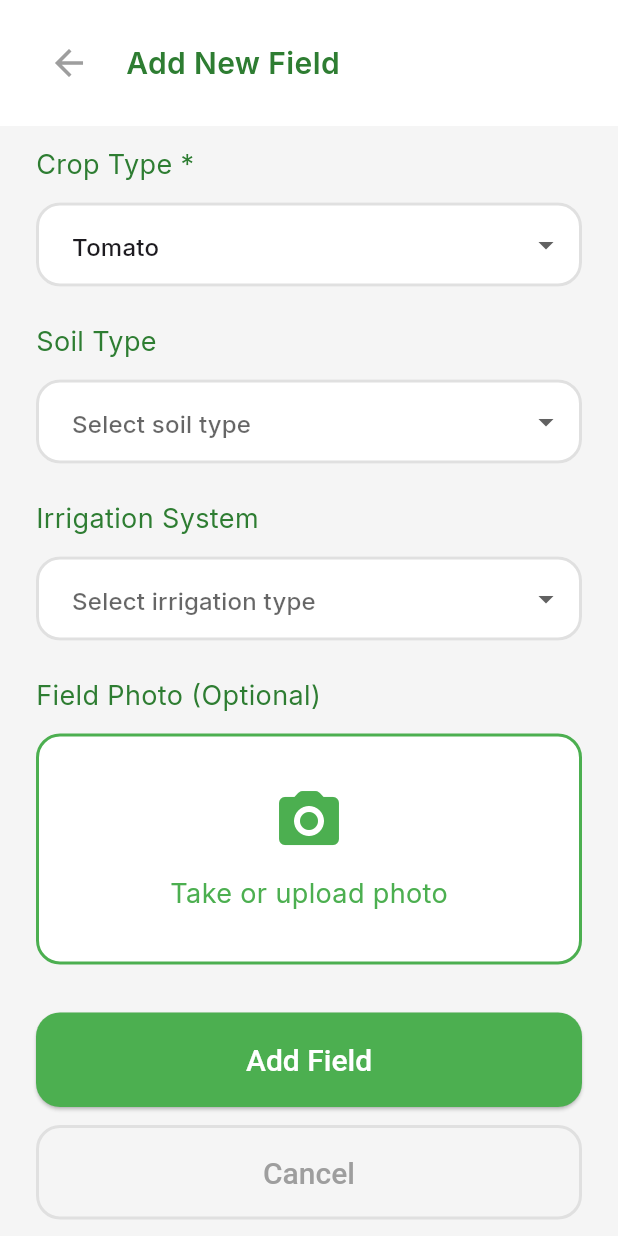
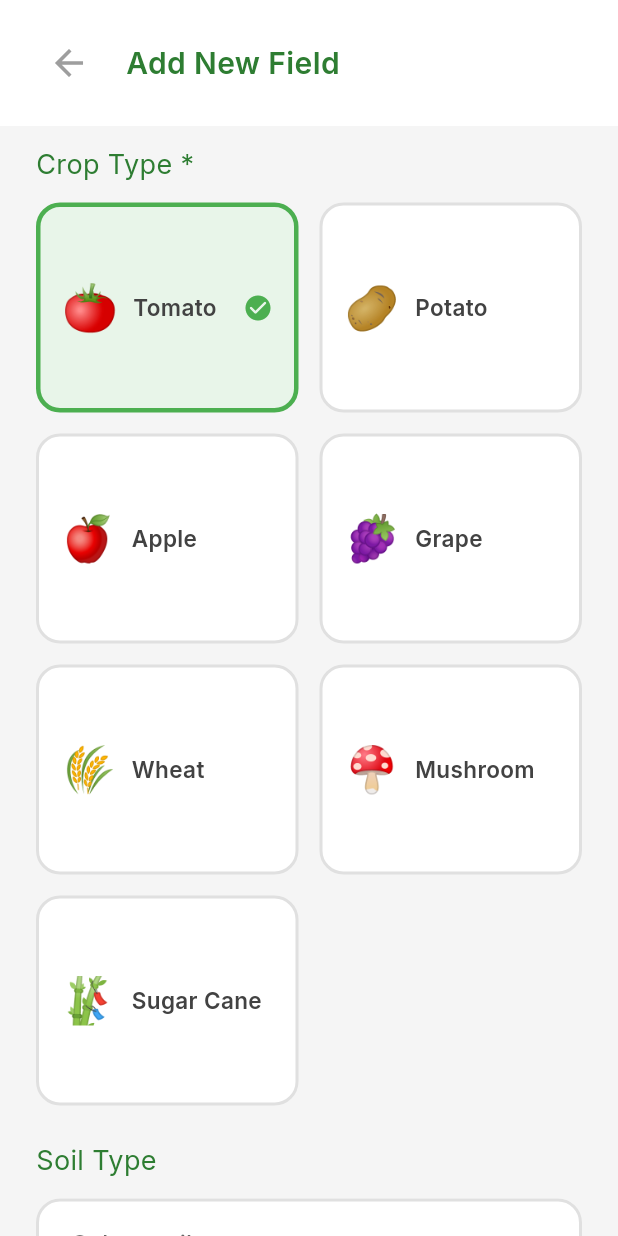
Before and after one commit to nourrosama/AgriLens, a Flutter app: the AddFieldScreen screen opened by its route, scrolled down 576 dp, on a phone screen of 412 x 824 dp. Run offline on Flutter 3.47's test engine with Material 3 defaults, Android fonts, the phone set to English and light mode, and no system bars; our stand-ins replace camera, flutter_map, geolocator, go_router, google_fonts, image_picker and 3 more; missing offline and left inert: dart:html; accounts and stored records are empty; network calls fail; project files that could hold a hidden picture were left out.

Commit message:
Expand mobile crop selection options

```diff
--- a/mobile-app/lib/core/crop_provider.dart
+++ b/mobile-app/lib/core/crop_provider.dart
@@ -1,4 +1,4 @@
-import 'package:flutter/foundation.dart';
+import 'package:flutter/material.dart';
 import 'package:shared_preferences/shared_preferences.dart';
 
 class CropInfo {
@@ -6,20 +6,80 @@ class CropInfo {
   final String labelEn;
   final String labelAr;
   final String emoji;
+  final IconData icon;
+  final Color color;
+  final bool scanEnabled;
 
   const CropInfo({
     required this.value,
     required this.labelEn,
     required this.labelAr,
     required this.emoji,
+    required this.icon,
+    required this.color,
+    this.scanEnabled = true,
   });
 }
 
 class CropProvider extends ChangeNotifier {
   static const List<CropInfo> crops = [
-    CropInfo(value: 'tomato', labelEn: 'Tomato', labelAr: 'Tomato', emoji: 'T'),
-    CropInfo(value: 'potato', labelEn: 'Potato', labelAr: 'Potato', emoji: 'P'),
-    CropInfo(value: 'apple', labelEn: 'Apple', labelAr: 'Apple', emoji: 'A'),
+    CropInfo(
+      value: 'tomato',
+      labelEn: 'Tomato',
+      labelAr: 'طماطم',
+      emoji: '🍅',
+      icon: Icons.local_florist_rounded,
+      color: Color(0xFFE53935),
+    ),
+    CropInfo(
+      value: 'potato',
+      labelEn: 'Potato',
+      labelAr: 'بطاطس',
+      emoji: '🥔',
+      icon: Icons.eco_rounded,
+      color: Color(0xFF8D6E63),
+    ),
+    CropInfo(
+      value: 'apple',
+      labelEn: 'Apple',
+      labelAr: 'تفاح',
+      emoji: '🍎',
+      icon: Icons.apple_rounded,
+      color: Color(0xFFD81B60),
+    ),
+    CropInfo(
+      value: 'grape',
+      labelEn: 'Grape',
+      labelAr: 'عنب',
+      emoji: '🍇',
+      icon: Icons.bubble_chart_rounded,
+      color: Color(0xFF7B1FA2),
+    ),
+    CropInfo(
+      value: 'wheat',
+      labelEn: 'Wheat',
+      labelAr: 'قمح',
+      emoji: '🌾',
+      icon: Icons.grass_rounded,
+      color: Color(0xFFD4A017),
+    ),
+    CropInfo(
+      value: 'mushroom',
+      labelEn: 'Mushroom',
+      labelAr: 'فطر',
+      emoji: '🍄',
+      icon: Icons.spa_rounded,
+      color: Color(0xFF6D4C41),
+    ),
+    CropInfo(
+      value: 'sugarCane',
+      labelEn: 'Sugar Cane',
+      labelAr: 'قصب السكر',
+      emoji: '🎋',
+      icon: Icons.grass_rounded,
+      color: Color(0xFF43A047),
+      scanEnabled: false,
+    ),
   ];
 
   String _selectedCrop = '';
--- a/mobile-app/lib/core/language_provider.dart
+++ b/mobile-app/lib/core/language_provider.dart
@@ -166,7 +166,6 @@ const Map<String, Map<String, String>> _translations = {
         'This action cannot be undone. All field data will be permanently removed.',
     'addField.confirmDelete': 'Yes, Delete Field',
     'addField.required': 'Required',
-    'crops.wheat': 'Wheat',
     'crops.rice': 'Rice',
     'crops.corn': 'Corn',
     'crops.tomato': 'Tomato',
@@ -175,6 +174,10 @@ const Map<String, Map<String, String>> _translations = {
     'crops.potatoes': 'Potatoes',
     'crops.apple': 'Apple',
     'crops.apples': 'Apples',
+    'crops.grape': 'Grape',
+    'crops.wheat': 'Wheat',
+    'crops.mushroom': 'Mushroom',
+    'crops.sugarCane': 'Sugar Cane',
     'crops.sweetPotato': 'Sweet Potato',
     'crops.cotton': 'Cotton',
     'crops.onion': 'Onion',
@@ -220,6 +223,9 @@ const Map<String, Map<String, String>> _translations = {
     'scan.selectCrop': 'Select Your Crop',
     'scan.selectCropDesc':
         'Choose the crop you want to scan for better accuracy',
+    'scan.comingSoon': 'Coming soon',
+    'scan.cropComingSoon':
+        '{crop} scanning is coming soon. You can still add it to fields.',
     'scan.noResults': 'No disease detected',
     'scan.healthy': 'Plant appears healthy',
     'disease.overview': 'Overview',
@@ -530,6 +536,11 @@ const Map<String, Map<String, String>> _translations = {
     'crops.tomatoes': 'طماطم',
     'crops.potato': 'بطاطس',
     'crops.potatoes': 'بطاطس',
+    'crops.apple': 'تفاح',
+    'crops.apples': 'تفاح',
+    'crops.grape': 'عنب',
+    'crops.mushroom': 'فطر',
+    'crops.sugarCane': 'قصب السكر',
     'crops.sweetPotato': 'بطاطا حلوة',
     'crops.cotton': 'قطن',
     'crops.onion': 'بصل',
@@ -574,6 +585,9 @@ const Map<String, Map<String, String>> _translations = {
     'scan.saveToField': 'حفظ للحقل',
     'scan.selectCrop': 'اختر محصولك',
     'scan.selectCropDesc': 'اختر المحصول الذي تريد فحصه للحصول على دقة أعلى',
+    'scan.comingSoon': 'قريباً',
+    'scan.cropComingSoon':
+        'فحص {crop} سيكون متاحاً قريباً. يمكنك إضافته إلى الحقول الآن.',
     'scan.noResults': 'لم يتم اكتشاف أي أمراض',
     'scan.healthy': 'يبدو النبات صحياً',
     'disease.overview': 'نظرة عامة',
--- a/mobile-app/lib/screens/add_field_screen.dart
+++ b/mobile-app/lib/screens/add_field_screen.dart
@@ -7,6 +7,7 @@ import 'package:provider/provider.dart';
 import 'package:agrilens/core/theme.dart';
 import 'package:agrilens/core/language_provider.dart';
 import 'package:agrilens/core/fields_provider.dart';
+import 'package:agrilens/core/crop_provider.dart';
 
 class AddFieldScreen extends StatefulWidget {
   const AddFieldScreen({super.key});
@@ -200,22 +201,7 @@ class _AddFieldScreenState extends State<AddFieldScreen> {
                         ),
                       ),
                       const SizedBox(height: 24),
-                      _dropdown(
-                        lang.t('addField.cropType'),
-                        lang.t('addField.selectCrop'),
-                        _cropType,
-                        [
-                          for (final c in ['tomato', 'potato', 'apple'])
-                            DropdownMenuItem(
-                              value: c,
-                              child: Text(
-                                c == 'apple' ? 'Apple' : lang.t('crops.$c'),
-                              ),
-                            ),
-                        ],
-                        (v) => setState(() => _cropType = v),
-                        required: true,
-                      ),
+                      _cropGrid(lang),
                       const SizedBox(height: 24),
                       _dropdown(
                         lang.t('addField.soilType'),
@@ -343,6 +329,70 @@ class _AddFieldScreenState extends State<AddFieldScreen> {
           ],
         ),
       ),
+    );
+  }
+
+  Widget _cropGrid(LanguageProvider lang) {
+    return Column(
+      crossAxisAlignment: CrossAxisAlignment.start,
+      children: [
+        Text(
+          '${lang.t('addField.cropType')} *',
+          style: const TextStyle(color: AppColors.primaryDark, fontSize: 18),
+        ),
+        const SizedBox(height: 12),
+        GridView.count(
+          shrinkWrap: true,
+          crossAxisCount: 2,
+          mainAxisSpacing: 14,
+          crossAxisSpacing: 14,
+          childAspectRatio: 1.25,
+          physics: const NeverScrollableScrollPhysics(),
+          children: CropProvider.crops.map((crop) {
+            final selected = _cropType == crop.value;
+            final label = lang.isRTL ? crop.labelAr : crop.labelEn;
+            return GestureDetector(
+              onTap: () => setState(() => _cropType = crop.value),
+              child: AnimatedContainer(
+                duration: const Duration(milliseconds: 160),
+                padding: const EdgeInsets.all(14),
+                decoration: BoxDecoration(
+                  color: selected ? const Color(0xFFE8F5E9) : Colors.white,
+                  borderRadius: BorderRadius.circular(16),
+                  border: Border.all(
+                    color: selected ? AppColors.primary : AppColors.border,
+                    width: selected ? 3 : 2,
+                  ),
+                ),
+                child: Row(
+                  children: [
+                    Text(crop.emoji, style: const TextStyle(fontSize: 30)),
+                    const SizedBox(width: 10),
+                    Expanded(
+                      child: Text(
+                        label,
+                        maxLines: 2,
+                        overflow: TextOverflow.ellipsis,
+                        style: const TextStyle(
+                          color: AppColors.textPrimary,
+                          fontSize: 15,
+                          fontWeight: FontWeight.w600,
+                        ),
+                      ),
+                    ),
+                    if (selected)
+                      const Icon(
+                        Icons.check_circle_rounded,
+                        color: AppColors.primary,
+                        size: 20,
+                      ),
+                  ],
+                ),
+              ),
+            );
+          }).toList(),
+        ),
+      ],
     );
   }
 
```
Also changed, not shown: mobile-app/lib/screens/camera_scan_screen.dart (+52 -10 lines), mobile-app/lib/screens/edit_field_screen.dart (+4 -5 lines), 1 other file.
